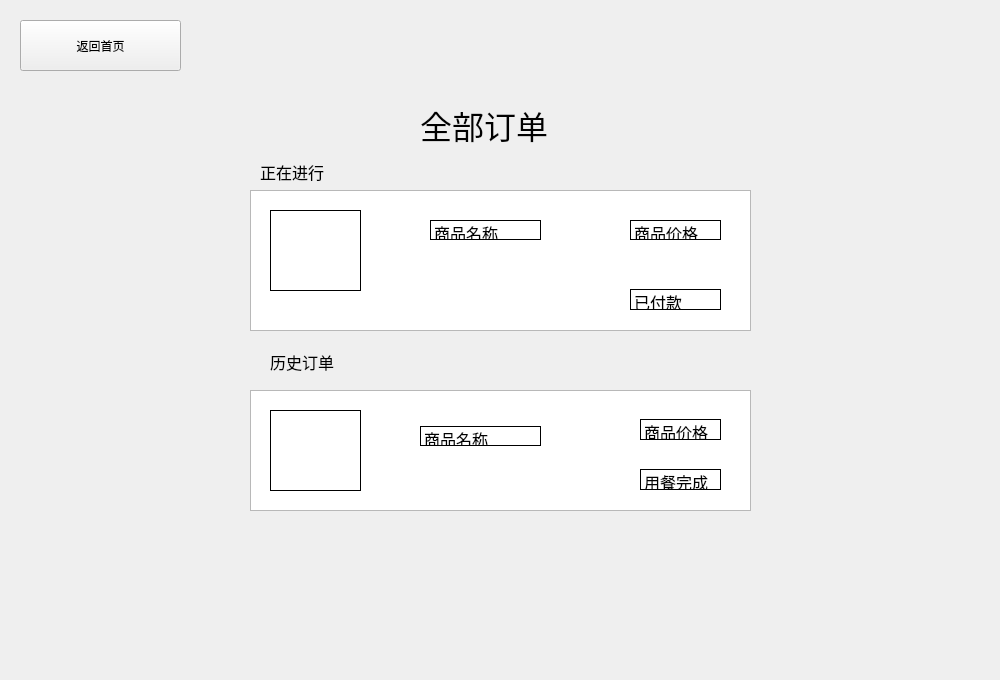
Qt form all_order.ui (ShawTarstar/Delivery-Platform-Design) before a commit.
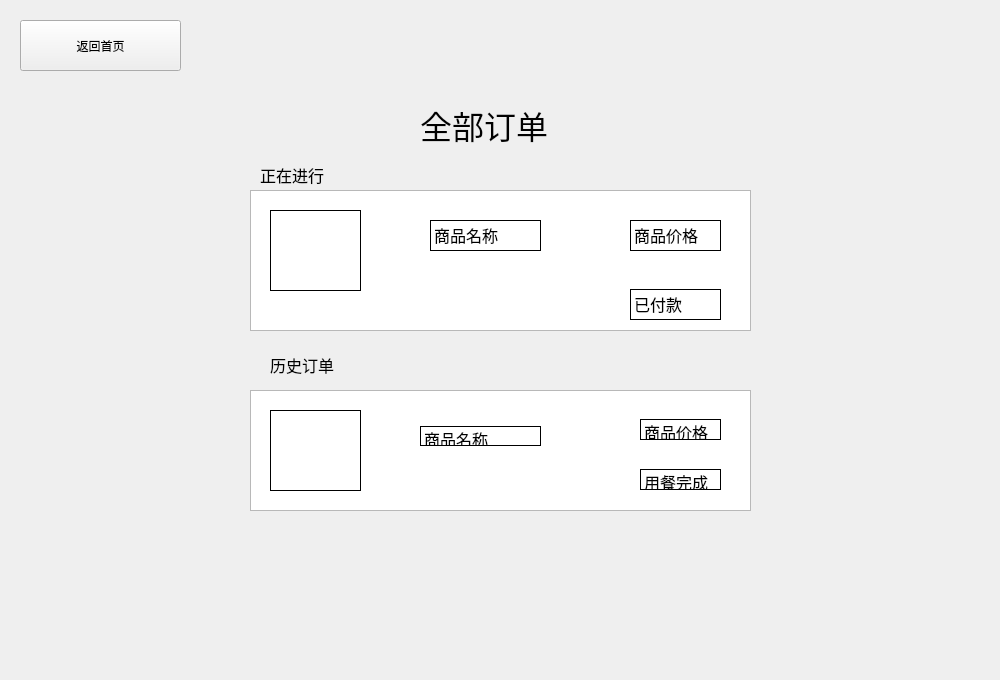
The same form after that commit. Icons and pictures are not drawn.

What changed in the file:
```diff
--- a/all_order.ui
+++ b/all_order.ui
@@ -69,7 +69,7 @@
     <rect>
      <x>420</x>
      <y>80</y>
-     <width>151</width>
+     <width>191</width>
      <height>91</height>
     </rect>
    </property>
@@ -115,7 +115,7 @@
      <x>430</x>
      <y>220</y>
      <width>111</width>
-     <height>20</height>
+     <height>31</height>
     </rect>
    </property>
    <property name="frameShape">
@@ -131,7 +131,7 @@
      <x>270</x>
      <y>350</y>
      <width>91</width>
-     <height>21</height>
+     <height>31</height>
     </rect>
    </property>
    <property name="text">
@@ -144,7 +144,7 @@
      <x>630</x>
      <y>289</y>
      <width>91</width>
-     <height>21</height>
+     <height>31</height>
     </rect>
    </property>
    <property name="frameShape">
@@ -182,7 +182,7 @@
      <x>630</x>
      <y>220</y>
      <width>91</width>
-     <height>20</height>
+     <height>31</height>
     </rect>
    </property>
    <property name="frameShape">
@@ -220,7 +220,7 @@
      <x>260</x>
      <y>160</y>
      <width>91</width>
-     <height>21</height>
+     <height>31</height>
     </rect>
    </property>
    <property name="text">
```
Left out of the diff: 16 changed lines with no effect on the pictures.
